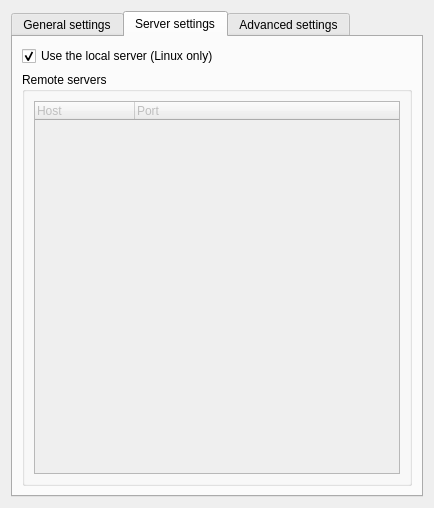
Before: the Qt Designer form gns3/modules/vpcs/ui/vpcs_preferences_page.ui in GNS3/gns3-gui, drawn with Qt 5.
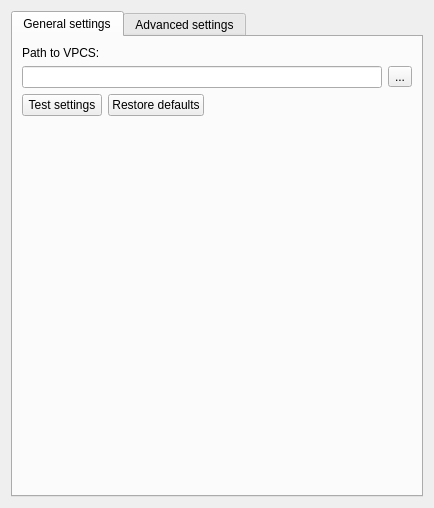
After: the same form once the commit is applied. The open tabs and pages were chosen to show the change.

Commit message: Layout of the VPCS UI

The edit to the form file:
```diff
--- a/gns3/modules/vpcs/ui/vpcs_preferences_page.ui
+++ b/gns3/modules/vpcs/ui/vpcs_preferences_page.ui
@@ -1,7 +1,7 @@
 <?xml version="1.0" encoding="UTF-8"?>
 <ui version="4.0">
- <class>IOUPreferencesPageWidget</class>
- <widget class="QWidget" name="IOUPreferencesPageWidget">
+ <class>VPCSPreferencesPageWidget</class>
+ <widget class="QWidget" name="VPCSPreferencesPageWidget">
   <property name="geometry">
    <rect>
     <x>0</x>
@@ -11,11 +11,14 @@
    </rect>
   </property>
   <property name="windowTitle">
-   <string>IOS on UNIX</string>
+   <string>VPCS</string>
   </property>
   <layout class="QVBoxLayout">
    <item>
     <widget class="QTabWidget" name="uiTabWidget">
+     <property name="contextMenuPolicy">
+      <enum>Qt::CustomContextMenu</enum>
+     </property>
      <property name="currentIndex">
       <number>0</number>
      </property>
@@ -27,10 +30,10 @@
        <item row="3" column="0" colspan="2">
         <layout class="QHBoxLayout" name="horizontalLayout_5">
          <item>
-          <widget class="QLineEdit" name="uiIOURCPathLineEdit"/>
+          <widget class="QLineEdit" name="uiVPCSPathLineEdit"/>
          </item>
          <item>
-          <widget class="QToolButton" name="uiIOURCPathToolButton">
+          <widget class="QToolButton" name="uiVPCSPathToolButton">
            <property name="text">
             <string>...</string>
            </property>
@@ -41,7 +44,7 @@
          </item>
         </layout>
        </item>
-       <item row="6" column="1">
+       <item row="4" column="1">
         <spacer name="horizontalSpacer">
          <property name="orientation">
           <enum>Qt::Horizontal</enum>
@@ -54,7 +57,7 @@
          </property>
         </spacer>
        </item>
-       <item row="6" column="0">
+       <item row="4" column="0">
         <layout class="QHBoxLayout" name="horizontalLayout_2">
          <item>
           <widget class="QPushButton" name="uiTestSettingsPushButton">
@@ -72,21 +75,14 @@
          </item>
         </layout>
        </item>
-       <item row="4" column="0">
-        <widget class="QLabel" name="uiIouyapPathLabel">
-         <property name="text">
-          <string>Path to iouyap (local Linux server only):</string>
-         </property>
-        </widget>
-       </item>
        <item row="2" column="0">
-        <widget class="QLabel" name="uiIOURCPathLabel">
+        <widget class="QLabel" name="uiVPCSPathLabel">
          <property name="text">
-          <string>Path to IOURC (pushed to the server):</string>
+          <string>Path to VPCS:</string>
          </property>
         </widget>
        </item>
-       <item row="7" column="0" colspan="2">
+       <item row="5" column="0" colspan="2">
         <spacer name="spacer">
          <property name="orientation">
           <enum>Qt::Vertical</enum>
@@ -98,66 +94,6 @@
           </size>
          </property>
         </spacer>
-       </item>
-       <item row="5" column="0" colspan="2">
-        <layout class="QHBoxLayout" name="horizontalLayout_6">
-         <item>
-          <widget class="QLineEdit" name="uiIouyapPathLineEdit"/>
-         </item>
-         <item>
-          <widget class="QToolButton" name="uiIouyapPathToolButton">
-           <property name="text">
-            <string>...</string>
-           </property>
-           <property name="toolButtonStyle">
-            <enum>Qt::ToolButtonTextOnly</enum>
-           </property>
-          </widget>
-         </item>
-        </layout>
-       </item>
-      </layout>
-     </widget>
-     <widget class="QWidget" name="uiServerSettingsTabWidget">
-      <attribute name="title">
-       <string>Server settings</string>
-      </attribute>
-      <layout class="QGridLayout" name="gridLayout_2">
-       <item row="0" column="0">
-        <widget class="QCheckBox" name="uiUseLocalServercheckBox">
-         <property name="text">
-          <string>Use the local server (Linux only)</string>
-         </property>
-         <property name="checked">
-          <bool>true</bool>
-         </property>
-        </widget>
-       </item>
-       <item row="1" column="0">
-        <widget class="QGroupBox" name="uiRemoteServersGroupBox">
-         <property name="title">
-          <string>Remote servers</string>
-         </property>
-         <layout class="QHBoxLayout" name="horizontalLayout_3">
-          <item>
-           <widget class="QTreeWidget" name="uiRemoteServersTreeWidget">
-            <property name="enabled">
-             <bool>false</bool>
-            </property>
-            <column>
-             <property name="text">
-              <string>Host</string>
-             </property>
-            </column>
-            <column>
-             <property name="text">
-              <string>Port</string>
-             </property>
-            </column>
-           </widget>
-          </item>
-         </layout>
-        </widget>
        </item>
       </layout>
      </widget>
```
The commit also changes 5 other files.
